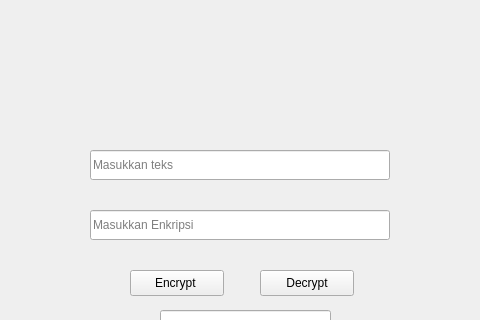
Old version of the form mainwindow.ui in the repository Aracellii/projekkripto; both pictures show x 180 to 660 and y 0 to 320 of the 800 by 600 pixel window.
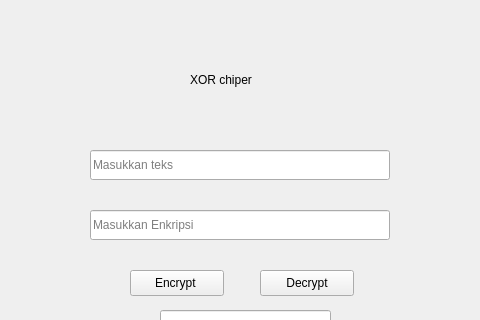
New version of the form. The open tabs and pages were chosen to show the change.

Diff of the .ui file:
```diff
--- a/mainwindow.ui
+++ b/mainwindow.ui
@@ -214,6 +214,19 @@
        <string>  Hasil Akan Tampil Disini</string>
       </property>
      </widget>
+     <widget class="QLabel" name="label_12">
+      <property name="geometry">
+       <rect>
+        <x>330</x>
+        <y>80</y>
+        <width>101</width>
+        <height>20</height>
+       </rect>
+      </property>
+      <property name="text">
+       <string>XOR chiper</string>
+      </property>
+     </widget>
     </widget>
     <widget class="QWidget" name="page_2">
      <widget class="QLineEdit" name="lineEditInput">
```
Left out of the diff: 26 changed lines with no effect on the pictures.
